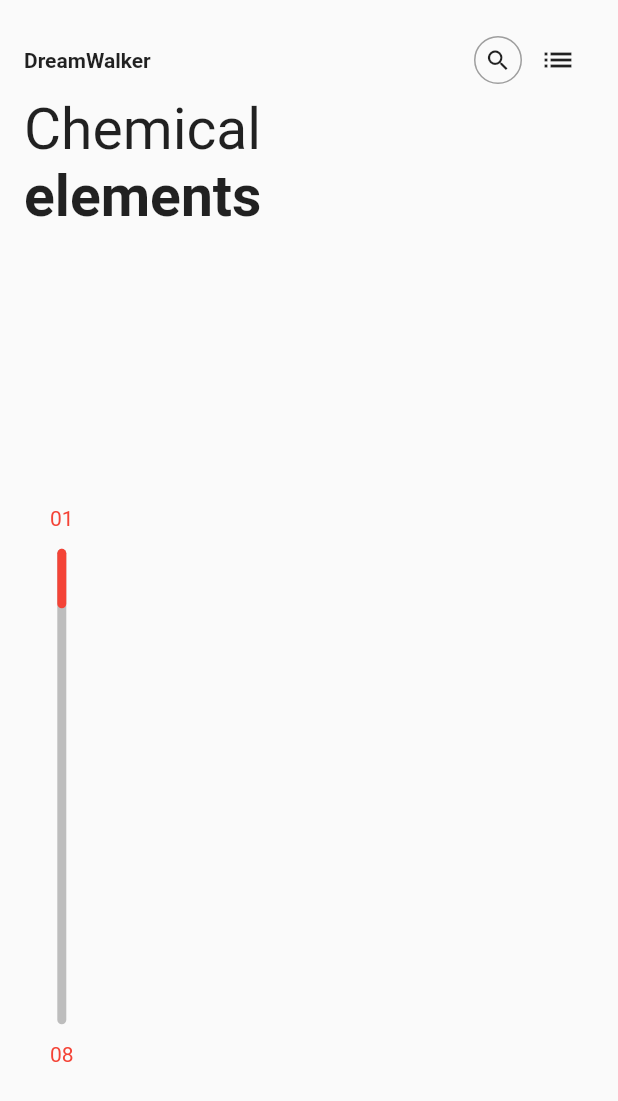
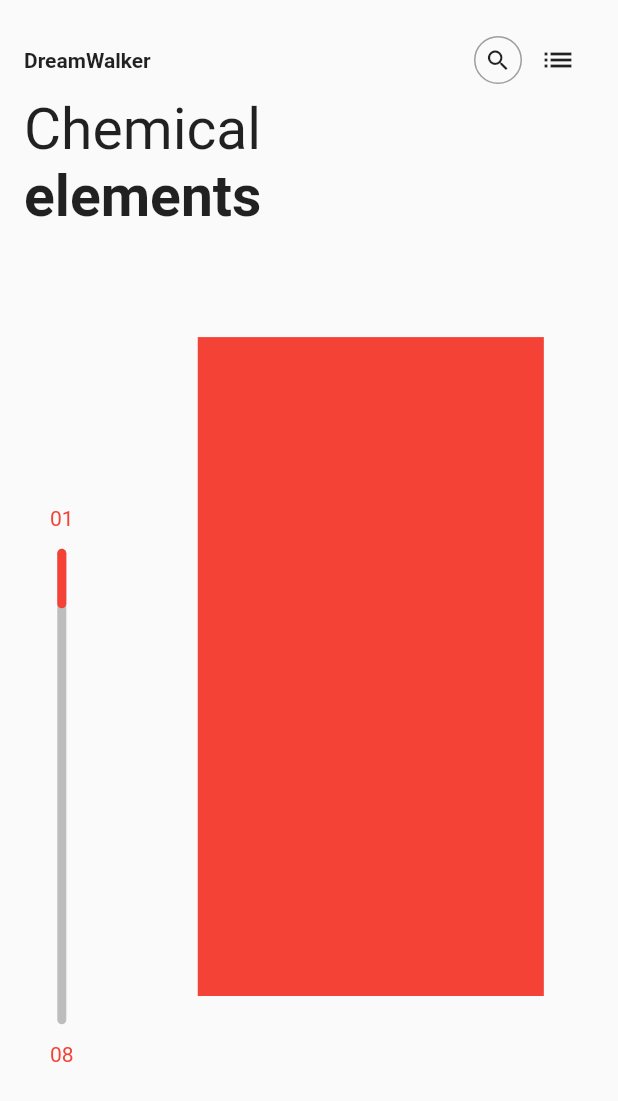
Before and after one commit to JAICHANGPARK/flutter_notebook_8th_story, a Flutter app: the screen it shows after launch, on a phone screen of 412 x 824 dp. Shown: the top 1101 px of the screen. Run offline on Flutter 3.47's test engine with Material 2 defaults, Android fonts, the phone set to English and light mode, and no system bars.

Commit message:
Update element_main_page.dart

```diff
--- a/lib/ep551_element_app/element_main_page.dart
+++ b/lib/ep551_element_app/element_main_page.dart
@@ -16,7 +16,7 @@ class ElementMainPage extends StatefulWidget {
 }
 
 class _ElementMainPageState extends State<ElementMainPage> {
-  PageController _pageController = PageController();
+  PageController _pageController = PageController(viewportFraction: 0.7);
   double _indicatorHeight = 0.0;
   @override
   void initState() {
@@ -130,7 +130,9 @@ class _ElementMainPageState extends State<ElementMainPage> {
                                 },
                                 children: [
                                   Container(
-                                    decoration: BoxDecoration(),
+                                    decoration: BoxDecoration(
+                                      color: Colors.red
+                                    ),
                                     child: Center(),
                                   )
                                 ],
```
